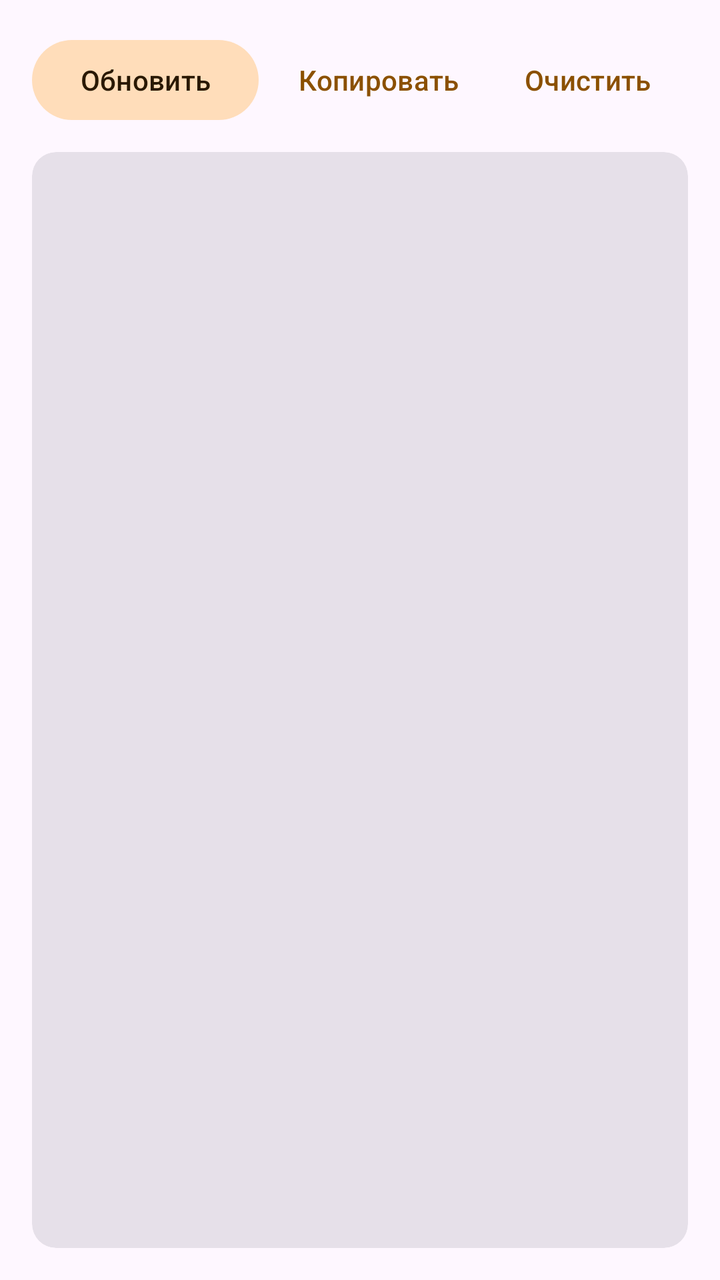
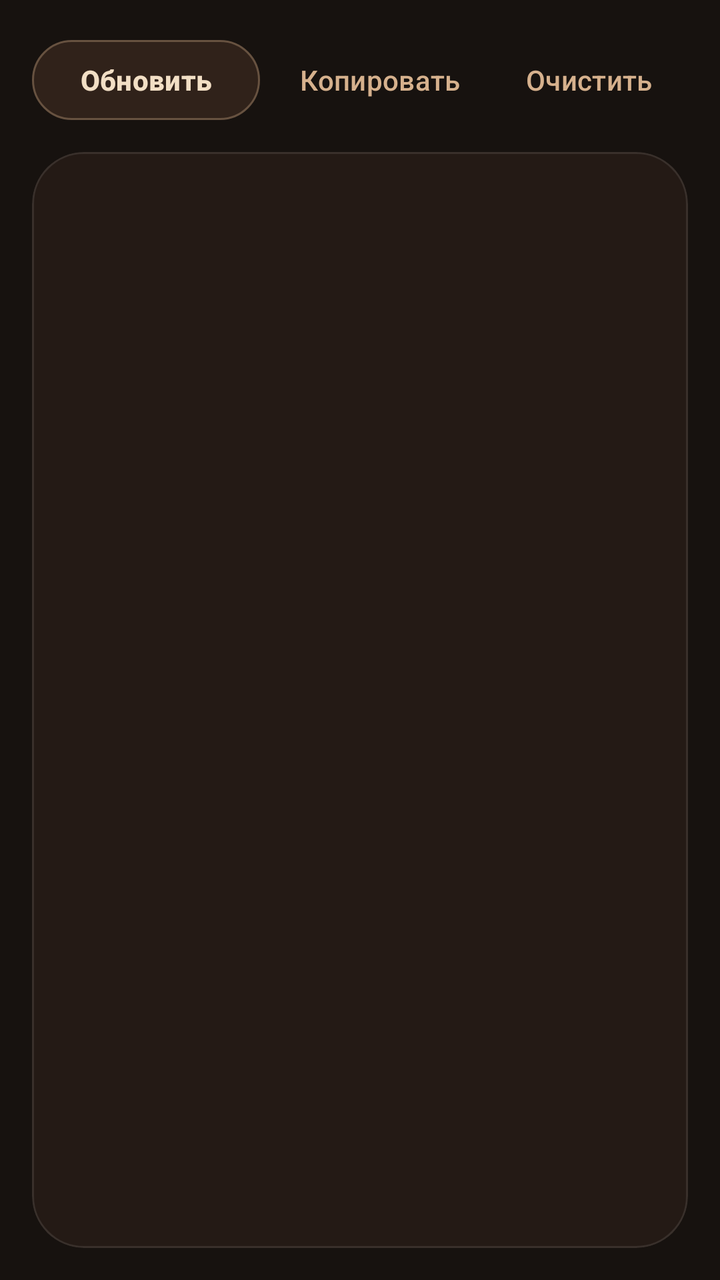

Compare the two renders of this Android layout. The source of the first and the diff that turns it into the second are given below.
<!-- AndroidManifest.xml: application theme Theme.Bearite -->
<!-- res/layout/page_log.xml -->
<?xml version="1.0" encoding="utf-8"?>
<LinearLayout xmlns:android="http://schemas.android.com/apk/res/android"
    android:layout_width="match_parent"
    android:layout_height="match_parent"
    android:orientation="vertical"
    android:padding="16dp">

    <LinearLayout
        android:layout_width="match_parent"
        android:layout_height="wrap_content"
        android:orientation="horizontal">

        <com.google.android.material.button.MaterialButton
            android:id="@+id/btn_log_refresh"
            style="@style/Widget.Material3.Button.TonalButton"
            android:layout_width="wrap_content"
            android:layout_height="wrap_content"
            android:text="@string/log_refresh" />

        <com.google.android.material.button.MaterialButton
            android:id="@+id/btn_log_copy"
            style="@style/Widget.Material3.Button.TextButton"
            android:layout_width="wrap_content"
            android:layout_height="wrap_content"
            android:layout_marginStart="8dp"
            android:text="Копировать" />

        <com.google.android.material.button.MaterialButton
            android:id="@+id/btn_log_clear"
            style="@style/Widget.Material3.Button.TextButton"
            android:layout_width="wrap_content"
            android:layout_height="wrap_content"
            android:layout_marginStart="8dp"
            android:text="@string/log_clear" />
    </LinearLayout>

    <com.google.android.material.card.MaterialCardView
        style="@style/Widget.Material3.CardView.Filled"
        android:layout_width="match_parent"
        android:layout_height="0dp"
        android:layout_marginTop="12dp"
        android:layout_weight="1">

        <androidx.core.widget.NestedScrollView
            android:layout_width="match_parent"
            android:layout_height="match_parent">

            <TextView
                android:id="@+id/log_text"
                android:layout_width="match_parent"
                android:layout_height="wrap_content"
                android:fontFamily="monospace"
                android:padding="12dp"
                android:textAppearance="?attr/textAppearanceBodySmall"
                android:textIsSelectable="true" />
        </androidx.core.widget.NestedScrollView>
    </com.google.android.material.card.MaterialCardView>
</LinearLayout>
<!-- resources referenced by this layout -->
<resources>
  <string name="log_clear">Очистить</string>
  <string name="log_refresh">Обновить</string>
  <style name="Theme.Bearite" parent="Theme.Material3.DayNight.NoActionBar">
          <item name="colorPrimary">@color/md_primary</item>
          <item name="colorOnPrimary">@color/md_on_primary</item>
          <item name="colorPrimaryContainer">@color/md_primary_container</item>
          <item name="colorOnPrimaryContainer">@color/md_on_primary_container</item>
          <item name="colorSecondary">@color/md_secondary</item>
          <item name="colorOnSecondary">@color/md_on_secondary</item>
          <item name="colorSecondaryContainer">@color/md_secondary_container</item>
          <item name="colorOnSecondaryContainer">@color/md_on_secondary_container</item>
      </style>
  <color name="md_primary">#8B5000</color>
  <color name="md_on_primary">#FFFFFF</color>
  <color name="md_primary_container">#FFDCBE</color>
  <color name="md_on_primary_container">#2C1600</color>
  <color name="md_secondary">#725A42</color>
  <color name="md_on_secondary">#FFFFFF</color>
  <color name="md_secondary_container">#FFDDBA</color>
  <color name="md_on_secondary_container">#291802</color>
</resources>

<!-- the commit's change to res/layout/page_log.xml (unified diff, before → after) -->
@@ -1,5 +1,6 @@
 <?xml version="1.0" encoding="utf-8"?>
 <LinearLayout xmlns:android="http://schemas.android.com/apk/res/android"
+    xmlns:app="http://schemas.android.com/apk/res-auto"
     android:layout_width="match_parent"
     android:layout_height="match_parent"
     android:orientation="vertical"
@@ -12,7 +13,7 @@
 
         <com.google.android.material.button.MaterialButton
             android:id="@+id/btn_log_refresh"
-            style="@style/Widget.Material3.Button.TonalButton"
+            style="@style/Widget.Bearite.Button.Dark"
             android:layout_width="wrap_content"
             android:layout_height="wrap_content"
             android:text="@string/log_refresh" />
@@ -35,11 +36,11 @@
     </LinearLayout>
 
     <com.google.android.material.card.MaterialCardView
-        style="@style/Widget.Material3.CardView.Filled"
         android:layout_width="match_parent"
         android:layout_height="0dp"
         android:layout_marginTop="12dp"
-        android:layout_weight="1">
+        android:layout_weight="1"
+        app:cardBackgroundColor="@color/bear_surface">
 
         <androidx.core.widget.NestedScrollView
             android:layout_width="match_parent"
@@ -52,6 +53,7 @@
                 android:fontFamily="monospace"
                 android:padding="12dp"
                 android:textAppearance="?attr/textAppearanceBodySmall"
+                android:textColor="@color/bear_muted"
                 android:textIsSelectable="true" />
         </androidx.core.widget.NestedScrollView>
     </com.google.android.material.card.MaterialCardView>
<!-- resource entries referenced after the edit -->
@@ -1,8 +1,19 @@
 <!-- resources referenced by this layout -->
 <resources>
+  <color name="bear_muted">#C3AA91</color>
+  <color name="bear_surface">#241A15</color>
   <string name="log_clear">Очистить</string>
   <string name="log_refresh">Обновить</string>
-  <style name="Theme.Bearite" parent="Theme.Material3.DayNight.NoActionBar">
+  <style name="Widget.Bearite.Button.Dark" parent="Widget.Material3.Button">
+          <item name="backgroundTint">@color/bear_surface2</item>
+          <item name="android:textColor">@color/bear_cream</item>
+          <item name="iconTint">@color/bear_cream</item>
+          <item name="strokeColor">#55D6B18D</item>
+          <item name="strokeWidth">1dp</item>
+          <item name="cornerRadius">999dp</item>
+          <item name="android:textStyle">bold</item>
+      </style>
+  <style name="Theme.Bearite" parent="Theme.Material3.Dark.NoActionBar">
           <item name="colorPrimary">@color/md_primary</item>
           <item name="colorOnPrimary">@color/md_on_primary</item>
           <item name="colorPrimaryContainer">@color/md_primary_container</item>
@@ -11,14 +22,45 @@
           <item name="colorOnSecondary">@color/md_on_secondary</item>
           <item name="colorSecondaryContainer">@color/md_secondary_container</item>
           <item name="colorOnSecondaryContainer">@color/md_on_secondary_container</item>
+          <item name="colorTertiary">@color/bear_rust</item>
+          <item name="colorOnTertiary">@color/bear_cream</item>
+          <item name="colorError">@color/bear_rust</item>
+          <item name="android:colorBackground">@color/bear_bg</item>
+          <item name="colorSurface">@color/bear_bg</item>
+          <item name="colorOnSurface">@color/bear_cream</item>
+          <item name="colorSurfaceVariant">@color/bear_surface2</item>
+          <item name="colorOnSurfaceVariant">@color/bear_muted</item>
+          <item name="colorSurfaceContainer">@color/bear_surface</item>
+          <item name="colorSurfaceContainerHigh">@color/bear_surface2</item>
+          <item name="colorSurfaceContainerHighest">@color/bear_surface3</item>
+          <item name="colorOutline">@color/bear_dim</item>
+          <item name="colorOutlineVariant">#33D6B18D</item>
+          <item name="android:statusBarColor">@color/bear_bg</item>
+          <item name="android:navigationBarColor">@color/bear_surface</item>
+          <item name="android:windowLightStatusBar">false</item>
+          <item name="materialCardViewStyle">@style/Widget.Bearite.Card</item>
       </style>
-  <color name="md_primary">#8B5000</color>
-  <color name="md_on_primary">#FFFFFF</color>
-  <color name="md_primary_container">#FFDCBE</color>
-  <color name="md_on_primary_container">#2C1600</color>
-  <color name="md_secondary">#725A42</color>
-  <color name="md_on_secondary">#FFFFFF</color>
-  <color name="md_secondary_container">#FFDDBA</color>
-  <color name="md_on_secondary_container">#291802</color>
+  <color name="bear_surface2">#30221A</color>
+  <color name="bear_cream">#F2DFC5</color>
+  <color name="md_primary">#D6B18D</color>
+  <color name="md_on_primary">#2B1B12</color>
+  <color name="md_primary_container">#4A3024</color>
+  <color name="md_on_primary_container">#F2DFC5</color>
+  <color name="md_secondary">#C3AA91</color>
+  <color name="md_on_secondary">#2B1B12</color>
+  <color name="md_secondary_container">#493124</color>
+  <color name="md_on_secondary_container">#F2DFC5</color>
+  <color name="bear_rust">#B85F54</color>
+  <color name="bear_bg">#17120F</color>
+  <color name="bear_surface3">#493124</color>
+  <color name="bear_dim">#8F7763</color>
+  <style name="Widget.Bearite.Card" parent="Widget.Material3.CardView.Filled">
+          <item name="cardBackgroundColor">@color/bear_surface2</item>
+          <item name="cardCornerRadius">26dp</item>
+          <item name="cardElevation">0dp</item>
+          <item name="strokeColor">@color/bear_line</item>
+          <item name="strokeWidth">1dp</item>
+      </style>
+  <color name="bear_line">#18FFFFFF</color>
 </resources>
 
